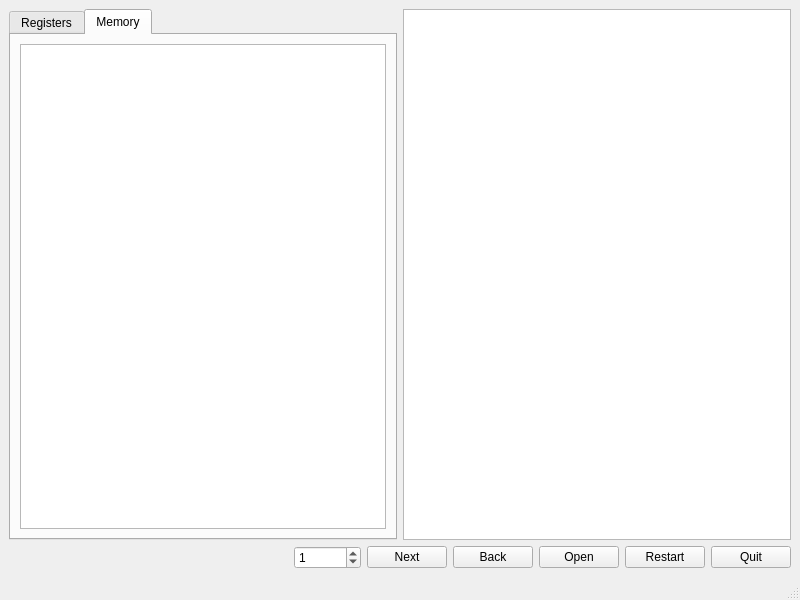
This is mainwindow.ui in junps/mips_simulator_gui as Qt 5 draws it before an edit. The edited form follows.
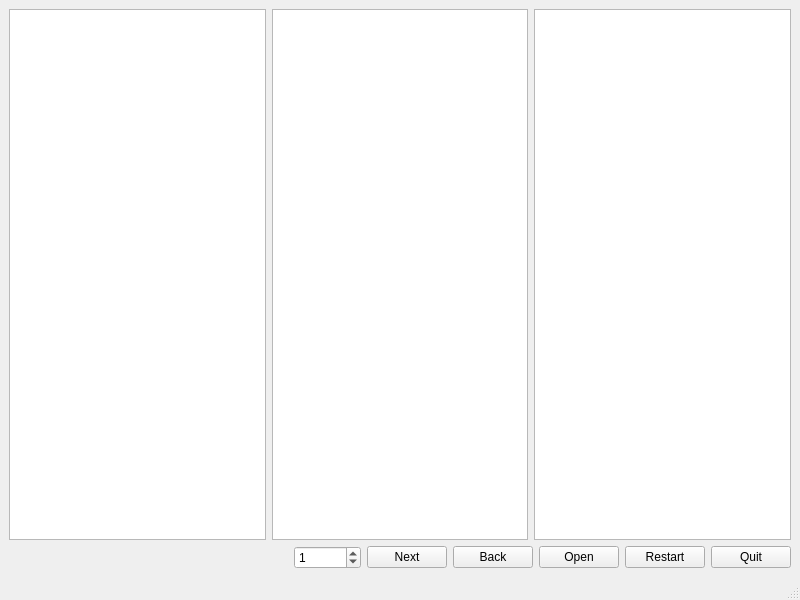
This is the edited form. The open tabs and pages were chosen to show the change.

Commit message: delete the tab

Patch:
```diff
--- a/mainwindow.ui
+++ b/mainwindow.ui
@@ -20,31 +20,10 @@
       <item>
        <layout class="QHBoxLayout" name="horizontalLayout">
         <item>
-         <widget class="QTabWidget" name="tabWidget">
-          <property name="currentIndex">
-           <number>0</number>
-          </property>
-          <widget class="QWidget" name="tab">
-           <attribute name="title">
-            <string>Registers</string>
-           </attribute>
-           <layout class="QGridLayout" name="gridLayout">
-            <item row="0" column="0">
              <widget class="QTableWidget" name="tableWidget_Registers"/>
             </item>
-           </layout>
-          </widget>
-          <widget class="QWidget" name="tab_2">
-           <attribute name="title">
-            <string>Memory</string>
-           </attribute>
-           <layout class="QGridLayout" name="gridLayout_2">
-            <item row="0" column="0">
+        <item>
              <widget class="QTableWidget" name="tableWidget_Memory"/>
-            </item>
-           </layout>
-          </widget>
-         </widget>
         </item>
         <item>
          <widget class="QListWidget" name="listWidget_Code"/>
```
Lines whose indentation alone changed are shown as unchanged. The commit also changes 1 other file.
